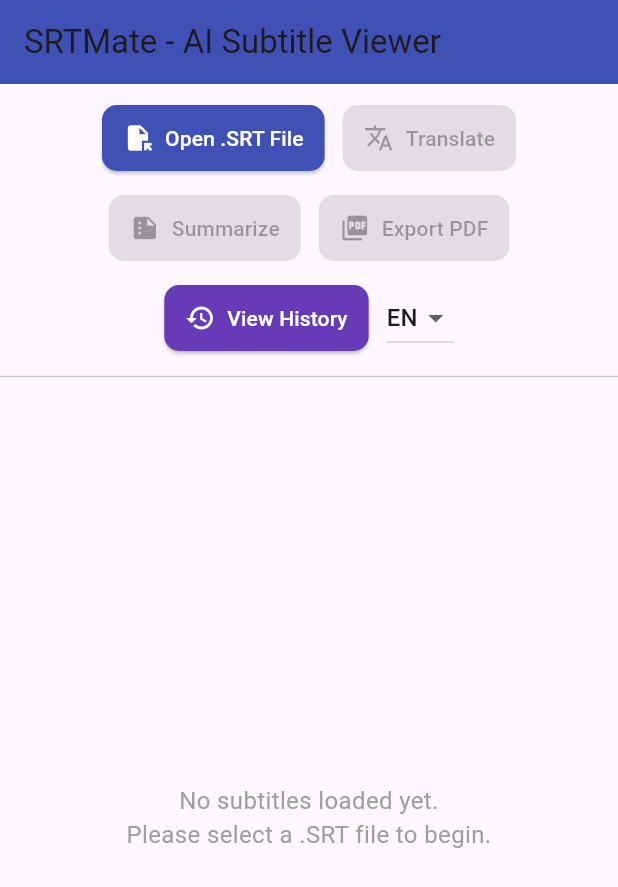
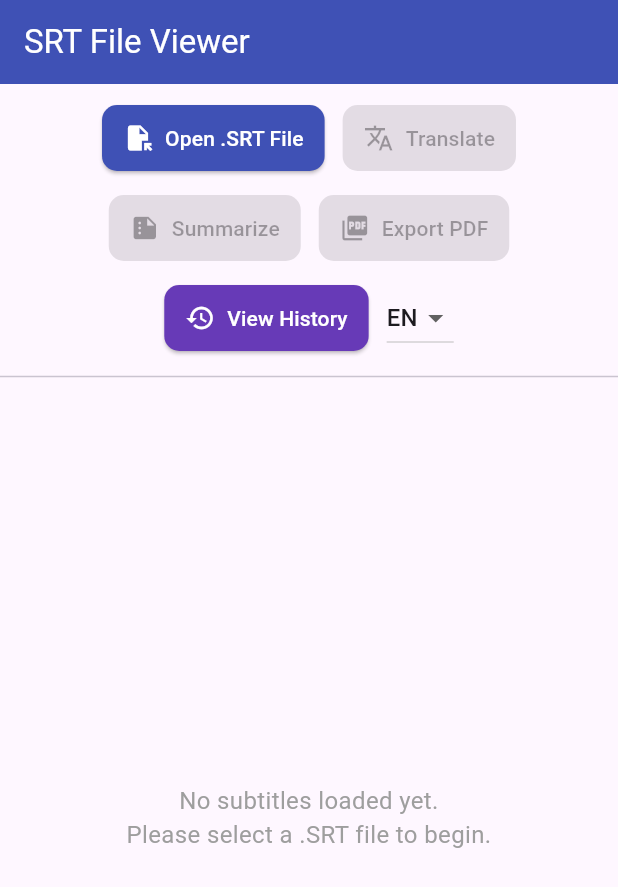
Before and after one commit to Abasynian-Lagend/srt_mate, a Flutter app: the screen it shows after launch, on a phone screen of 412 x 824 dp. Shown: the top 887 px of the screen. Run offline on Flutter 3.47's test engine with Material 3 defaults, Android fonts, the phone set to English and light mode, and no system bars; our stand-ins replace file_picker; missing offline and left inert: translator.

Commit message:
Initial Commit

```diff
--- a/lib/main.dart
+++ b/lib/main.dart
@@ -6,6 +6,8 @@ void main() {
 }
 
 class MyApp extends StatelessWidget {
+  const MyApp({super.key});
+
   @override
   Widget build(BuildContext context) {
     return MaterialApp(
--- a/lib/models/subtitle_model.dart
+++ b/lib/models/subtitle_model.dart
@@ -4,5 +4,9 @@ class Subtitle {
   final String endTime;
   final String text;
 
-  Subtitle(this.index, this.startTime, this.endTime, this.text);
+  Subtitle(
+      this.index,
+      this.startTime,
+      this.endTime,
+      this.text);
 }
--- a/lib/services/export_service.dart
+++ b/lib/services/export_service.dart
@@ -15,6 +15,7 @@ class ExportService {
     }
 
     // Create a PDF document
+
     final pdf = pw.Document();
     final now = DateTime.now();
     final formatter = DateFormat('yyyy-MM-dd_HH-mm-ss');
--- a/lib/services/summarizer_service.dart
+++ b/lib/services/summarizer_service.dart
@@ -11,8 +11,9 @@ class SummarizerService {
     }
 
     final topWords = freq.entries.toList()
-      ..sort((a,b) =>
-          b.value.compareTo(a.value));
+      ..sort((a,b) => b.value
+          .compareTo(a.value)
+      );
 
     final keywords = topWords
         .take(5)
--- a/lib/services/translation_service.dart
+++ b/lib/services/translation_service.dart
@@ -5,7 +5,11 @@ class TranslationService {
 
   static Future<String> translateText(String text, String toLong) async {
     try {
-      final translation = await translator.translate(text, to: toLong);
+      final translation = await translator
+          .translate(
+          text,
+          to: toLong
+      );
 
       return translation.text;
     } catch (e) {
--- a/lib/views/history_screen.dart
+++ b/lib/views/history_screen.dart
@@ -41,7 +41,7 @@ class _HistoryScreenState extends State<HistoryScreen> {
             subtitle: Text("${entry.date} • ${fileExists ? 'Available' : 'Missing'}"),
             leading: const Icon(Icons.history),
             trailing: fileExists
-                ? const Icon(Icons.arrow_forward_ios, size: 16)
+                ? const Icon(Icons.arrow_forward, size: 16)
                 : const Icon(Icons.warning, size: 16, color: Colors.red),
             onTap: () {
               if (fileExists) {
--- a/lib/views/home_screen.dart
+++ b/lib/views/home_screen.dart
@@ -124,7 +124,11 @@ class _HomeScreenState extends State<HomeScreen> {
 
     return Scaffold(
       appBar: AppBar(
-        title: const Text("SRTMate - AI Subtitle Viewer"),
+        title: const Text("SRT File Viewer",
+          style: TextStyle(
+              color: Colors.white
+          ),
+        ),
         backgroundColor: Colors.indigo,
         actions: [
           if (currentFilename != null)
@@ -198,7 +202,7 @@ class _HomeScreenState extends State<HomeScreen> {
                 crossAxisAlignment: CrossAxisAlignment.start,
                 children: [
                   const Text(
-                    "📄 Summary",
+                    "Summary",
                     style: TextStyle(fontSize: 18, fontWeight: FontWeight.bold),
                   ),
                   const SizedBox(height: 6),
```
Also changed, not shown: lib/services/file_parser_service.dart (+18 -4 lines), lib/services/history_service.dart (+12 -4 lines), lib/services/tone_service.dart (+13 -5 lines), lib/widgets/subtitle_card.dart (+13 -3 lines), 1 other file.
